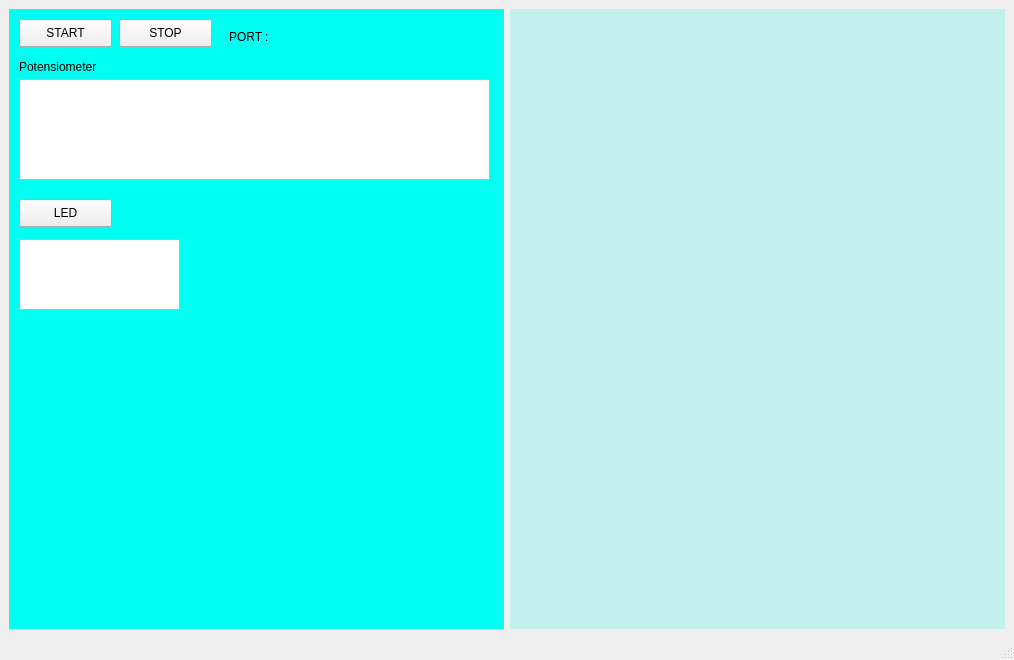
timhdbmeits/gui_hemodialisis, file gui.ui: the form before one commit.
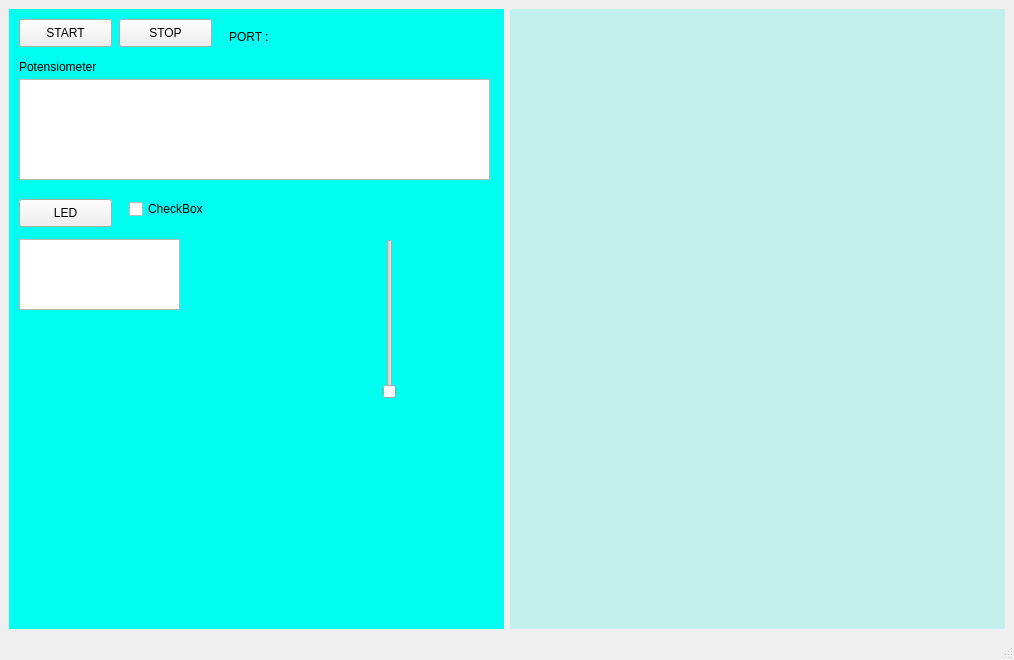
The form after the commit.

Patch:
```diff
--- a/gui.ui
+++ b/gui.ui
@@ -125,6 +125,38 @@
        <property name="text">
         <string>LED</string>
        </property>
+       <property name="checkable">
+        <bool>false</bool>
+       </property>
+      </widget>
+      <widget class="QCheckBox" name="checkBox">
+       <property name="geometry">
+        <rect>
+         <x>120</x>
+         <y>190</y>
+         <width>81</width>
+         <height>20</height>
+        </rect>
+       </property>
+       <property name="text">
+        <string>CheckBox</string>
+       </property>
+      </widget>
+      <widget class="QSlider" name="verticalSlider">
+       <property name="enabled">
+        <bool>false</bool>
+       </property>
+       <property name="geometry">
+        <rect>
+         <x>370</x>
+         <y>230</y>
+         <width>22</width>
+         <height>160</height>
+        </rect>
+       </property>
+       <property name="orientation">
+        <enum>Qt::Vertical</enum>
+       </property>
       </widget>
      </widget>
     </item>
```
